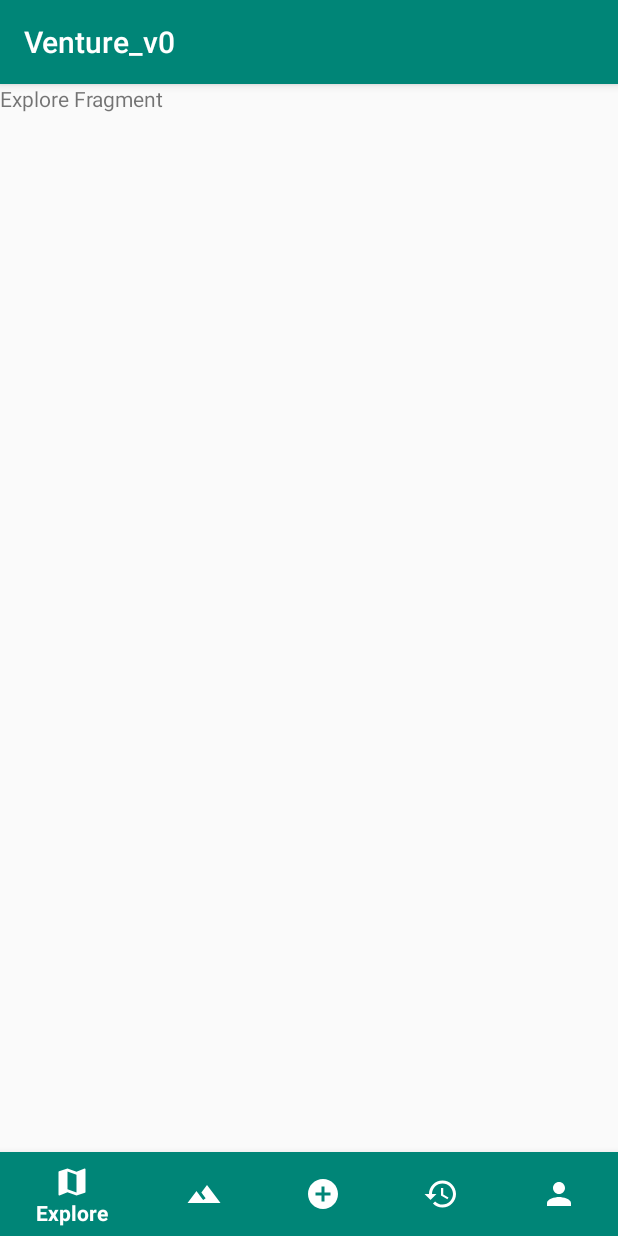
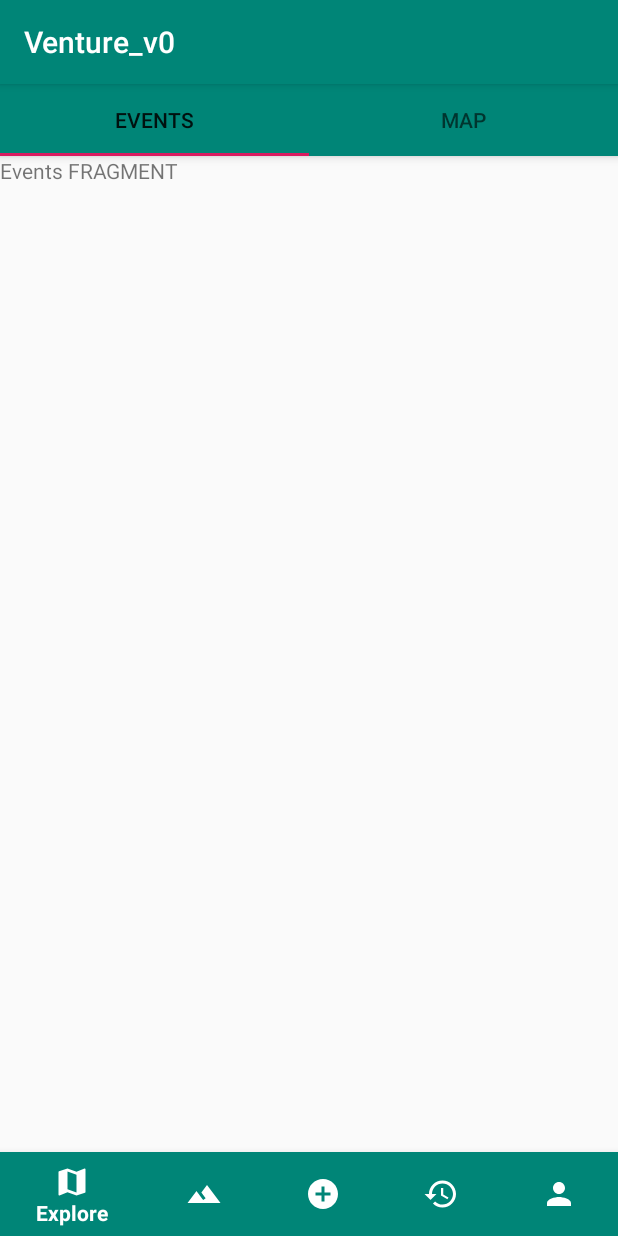
Before and after one commit to DhruvilBParikh/Venture, an Android app: the screen it shows after launch (MainActivity), on a phone screen of 412 x 824 dp. Run offline under Robolectric (Android 15) with nearby library versions, the phone set to English and light mode, and no system bars.

Commit message:
Add TabLayout in explore fragment

```diff
--- /dev/null
+++ b/app/src/main/java/com/example/venture_v0/Fragments/explore/ExploreEventListFragment.java
@@ -0,0 +1,110 @@
+package com.example.venture_v0.Fragments.explore;
+
+import android.os.Bundle;
+
+import androidx.fragment.app.Fragment;
+
+import android.view.LayoutInflater;
+import android.view.View;
+import android.view.ViewGroup;
+
+import com.example.venture_v0.R;
+
+
+/**
+ * A simple {@link Fragment} subclass.
+ * Activities that contain this fragment must implement the
+ * {@link ExploreEventListFragment} interface
+ * to handle interaction events.
+ * Use the {@link ExploreEventListFragment#newInstance} factory method to
+ * create an instance of this fragment.
+ */
+public class ExploreEventListFragment extends Fragment {
+    // TODO: Rename parameter arguments, choose names that match
+    // the fragment initialization parameters, e.g. ARG_ITEM_NUMBER
+    private static final String ARG_PARAM1 = "param1";
+    private static final String ARG_PARAM2 = "param2";
+
+    // TODO: Rename and change types of parameters
+    private String mParam1;
+    private String mParam2;
+
+//    private OnFragmentInteractionListener mListener;
+
+    public ExploreEventListFragment() {
+        // Required empty public constructor
+    }
+
+    /**
+     * Use this factory method to create a new instance of
+     * this fragment using the provided parameters.
+     *
+     * @param param1 Parameter 1.
+     * @param param2 Parameter 2.
+     * @return A new instance of fragment ExploreEventListFragment.
+     */
+    // TODO: Rename and change types and number of parameters
+    public static ExploreEventListFragment newInstance(String param1, String param2) {
+        ExploreEventListFragment fragment = new ExploreEventListFragment();
+        Bundle args = new Bundle();
+        args.putString(ARG_PARAM1, param1);
+        args.putString(ARG_PARAM2, param2);
+        fragment.setArguments(args);
+        return fragment;
+    }
+
+    @Override
+    public void onCreate(Bundle savedInstanceState) {
+        super.onCreate(savedInstanceState);
+        if (getArguments() != null) {
+            mParam1 = getArguments().getString(ARG_PARAM1);
+            mParam2 = getArguments().getString(ARG_PARAM2);
+        }
+    }
+
+    @Override
+    public View onCreateView(LayoutInflater inflater, ViewGroup container,
+                             Bundle savedInstanceState) {
+        // Inflate the layout for this fragment
+        return inflater.inflate(R.layout.fragment_explore_event_list, container, false);
+    }
+
+    // TODO: Rename method, update argument and hook method into UI event
+//    public void onButtonPressed(Uri uri) {
+//        if (mListener != null) {
+//            mListener.onFragmentInteraction(uri);
+//        }
+//    }
+//
+//    @Override
+//    public void onAttach(Context context) {
+//        super.onAttach(context);
+//        if (context instanceof OnFragmentInteractionListener) {
+//            mListener = (OnFragmentInteractionListener) context;
+//        } else {
+//            throw new RuntimeException(context.toString()
+//                    + " must implement OnFragmentInteractionListener");
+//        }
+//    }
+//
+//    @Override
+//    public void onDetach() {
+//        super.onDetach();
+//        mListener = null;
+//    }
+
+//    /**
+//     * This interface must be implemented by activities that contain this
+//     * fragment to allow an interaction in this fragment to be communicated
+//     * to the activity and potentially other fragments contained in that
+//     * activity.
+//     * <p>
+//     * See the Android Training lesson <a href=
+//     * "http://developer.android.com/training/basics/fragments/communicating.html"
+//     * >Communicating with Other Fragments</a> for more information.
+//     */
+//    public interface OnFragmentInteractionListener {
+//        // TODO: Update argument type and name
+//        void onFragmentInteraction(Uri uri);
+//    }
+}
--- /dev/null
+++ b/app/src/main/java/com/example/venture_v0/Fragments/explore/ExploreFragment.java
@@ -0,0 +1,98 @@
+package com.example.venture_v0.Fragments.explore;
+
+import android.os.Bundle;
+
+import androidx.fragment.app.Fragment;
+import androidx.viewpager.widget.ViewPager;
+
+import android.view.LayoutInflater;
+import android.view.View;
+import android.view.ViewGroup;
+
+import com.example.venture_v0.R;
+import com.example.venture_v0.adapters.ExploreSectionsPageAdapter;
+import com.google.android.material.tabs.TabLayout;
+
+
+/**
+ * A simple {@link Fragment} subclass.
+ * Activities that contain this fragment must implement the
+ * to handle interaction events.
+ * Use the {@link ExploreFragment#newInstance} factory method to
+ * create an instance of this fragment.
+ */
+public class ExploreFragment extends Fragment {
+
+    private static final String TAG = "ExploreFragment";
+    private ExploreSectionsPageAdapter exploreSectionsPageAdapter;
+    private ViewPager exploreViewPager;
+
+    // TODO: Rename parameter arguments, choose names that match
+    // the fragment initialization parameters, e.g. ARG_ITEM_NUMBER
+    private static final String ARG_PARAM1 = "param1";
+    private static final String ARG_PARAM2 = "param2";
+
+    // TODO: Rename and change types of parameters
+    private String mParam1;
+    private String mParam2;
+
+    public ExploreFragment() {
+        // Required empty public constructor
+    }
+
+    /**
+     * Use this factory method to create a new instance of
+     * this fragment using the provided parameters.
+     *
+     * @param param1 Parameter 1.
+     * @param param2 Parameter 2.
+     * @return A new instance of fragment ExploreFragment.
+     */
+    // TODO: Rename and change types and number of parameters
+    public static ExploreFragment newInstance(String param1, String param2) {
+        ExploreFragment fragment = new ExploreFragment();
+        Bundle args = new Bundle();
+        args.putString(ARG_PARAM1, param1);
+        args.putString(ARG_PARAM2, param2);
+        fragment.setArguments(args);
+        return fragment;
+    }
+
+    @Override
+    public void onCreate(Bundle savedInstanceState) {
+        super.onCreate(savedInstanceState);
+        if (getArguments() != null) {
+            mParam1 = getArguments().getString(ARG_PARAM1);
+            mParam2 = getArguments().getString(ARG_PARAM2);
+        }
+
+
+    }
+
+    @Override
+    public View onCreateView(LayoutInflater inflater, ViewGroup container,
+                             Bundle savedInstanceState) {
+        // Inflate the layout for this fragment
+        View view = inflater.inflate(R.layout.fragment_explore, container, false);
+
+        exploreSectionsPageAdapter = new ExploreSectionsPageAdapter(getFragmentManager());
+
+        // Set up the ViewPager with the sections adapter.
+        exploreViewPager = view.findViewById(R.id.explore_viewpager);
+        setupViewPager(exploreViewPager);
+
+        TabLayout tabLayout = view.findViewById(R.id.explore_tabs);
+        tabLayout.setupWithViewPager(exploreViewPager);
+
+
+        return view;
+    }
+
+    private void setupViewPager(ViewPager viewPager) {
+        ExploreSectionsPageAdapter adapter = new ExploreSectionsPageAdapter(getChildFragmentManager());
+        adapter.addFragment(new ExploreEventListFragment(), "Events");
+        adapter.addFragment(new ExploreMapFragment(), "Map");
+        viewPager.setAdapter(adapter);
+    }
+
+}
--- /dev/null
+++ b/app/src/main/java/com/example/venture_v0/Fragments/explore/ExploreMapFragment.java
@@ -0,0 +1,110 @@
+package com.example.venture_v0.Fragments.explore;
+
+import android.os.Bundle;
+
+import androidx.fragment.app.Fragment;
+
+import android.view.LayoutInflater;
+import android.view.View;
+import android.view.ViewGroup;
+
+import com.example.venture_v0.R;
+
+
+/**
+ * A simple {@link Fragment} subclass.
+ * Activities that contain this fragment must implement the
+ * {@link ExploreMapFragment} interface
+ * to handle interaction events.
+ * Use the {@link ExploreMapFragment#newInstance} factory method to
+ * create an instance of this fragment.
+ */
+public class ExploreMapFragment extends Fragment {
+    // TODO: Rename parameter arguments, choose names that match
+    // the fragment initialization parameters, e.g. ARG_ITEM_NUMBER
+    private static final String ARG_PARAM1 = "param1";
+    private static final String ARG_PARAM2 = "param2";
+
+    // TODO: Rename and change types of parameters
+    private String mParam1;
+    private String mParam2;
+
+//    private OnFragmentInteractionListener mListener;
+
+    public ExploreMapFragment() {
+        // Required empty public constructor
+    }
+
+    /**
+     * Use this factory method to create a new instance of
+     * this fragment using the provided parameters.
+     *
+     * @param param1 Parameter 1.
+     * @param param2 Parameter 2.
+     * @return A new instance of fragment ExploreMapFragment.
+     */
+    // TODO: Rename and change types and number of parameters
+    public static ExploreMapFragment newInstance(String param1, String param2) {
+        ExploreMapFragment fragment = new ExploreMapFragment();
+        Bundle args = new Bundle();
+        args.putString(ARG_PARAM1, param1);
+        args.putString(ARG_PARAM2, param2);
+        fragment.setArguments(args);
+        return fragment;
+    }
+
+    @Override
+    public void onCreate(Bundle savedInstanceState) {
+        super.onCreate(savedInstanceState);
+        if (getArguments() != null) {
+            mParam1 = getArguments().getString(ARG_PARAM1);
+            mParam2 = getArguments().getString(ARG_PARAM2);
+        }
+    }
+
+    @Override
+    public View onCreateView(LayoutInflater inflater, ViewGroup container,
+                             Bundle savedInstanceState) {
+        // Inflate the layout for this fragment
+        return inflater.inflate(R.layout.fragment_explore_map, container, false);
+    }
+
+    // TODO: Rename method, update argument and hook method into UI event
+//    public void onButtonPressed(Uri uri) {
+//        if (mListener != null) {
+//            mListener.onFragmentInteraction(uri);
+//        }
+//    }
+//
+//    @Override
+//    public void onAttach(Context context) {
+//        super.onAttach(context);
+//        if (context instanceof OnFragmentInteractionListener) {
+//            mListener = (OnFragmentInteractionListener) context;
+//        } else {
+//            throw new RuntimeException(context.toString()
+//                    + " must implement OnFragmentInteractionListener");
+//        }
+//    }
+//
+//    @Override
+//    public void onDetach() {
+//        super.onDetach();
+//        mListener = null;
+//    }
+
+    /**
+     * This interface must be implemented by activities that contain this
+     * fragment to allow an interaction in this fragment to be communicated
+     * to the activity and potentially other fragments contained in that
+     * activity.
+     * <p>
+     * See the Android Training lesson <a href=
+     * "http://developer.android.com/training/basics/fragments/communicating.html"
+     * >Communicating with Other Fragments</a> for more information.
+     */
+//    public interface OnFragmentInteractionListener {
+//        // TODO: Update argument type and name
+//        void onFragmentInteraction(Uri uri);
+//    }
+}
--- a/app/src/main/java/com/example/venture_v0/ExploreFragment.java
+++ b/app/src/main/java/com/example/venture_v0/Fragments/history/HistoryFragment.java
@@ -1,4 +1,5 @@
-package com.example.venture_v0;
+package com.example.venture_v0.Fragments.history;
+
 
 import android.os.Bundle;
 
@@ -8,17 +9,17 @@ import android.view.LayoutInflater;
 import android.view.View;
 import android.view.ViewGroup;
 
+import com.example.venture_v0.R;
+
 
 /**
  * A simple {@link Fragment} subclass.
- * Activities that contain this fragment must implement the
- * to handle interaction events.
- * Use the {@link ExploreFragment#newInstance} factory method to
+ * Use the {@link HistoryFragment#newInstance} factory method to
  * create an instance of this fragment.
  */
-public class ExploreFragment extends Fragment {
+public class HistoryFragment extends Fragment {
 
-    private static final String TAG = "ExploreFragment";
+    private static final String TAG = "HistoryFragment";
 
     // TODO: Rename parameter arguments, choose names that match
     // the fragment initialization parameters, e.g. ARG_ITEM_NUMBER
@@ -29,7 +30,8 @@ public class ExploreFragment extends Fragment {
     private String mParam1;
     private String mParam2;
 
-    public ExploreFragment() {
+
+    public HistoryFragment() {
         // Required empty public constructor
     }
 
@@ -39,11 +41,11 @@ public class ExploreFragment extends Fragment {
      *
      * @param param1 Parameter 1.
      * @param param2 Parameter 2.
-     * @return A new instance of fragment ExploreFragment.
+     * @return A new instance of fragment HistoryFragment.
      */
     // TODO: Rename and change types and number of parameters
-    public static ExploreFragment newInstance(String param1, String param2) {
-        ExploreFragment fragment = new ExploreFragment();
+    public static HistoryFragment newInstance(String param1, String param2) {
+        HistoryFragment fragment = new HistoryFragment();
         Bundle args = new Bundle();
         args.putString(ARG_PARAM1, param1);
         args.putString(ARG_PARAM2, param2);
@@ -64,7 +66,7 @@ public class ExploreFragment extends Fragment {
     public View onCreateView(LayoutInflater inflater, ViewGroup container,
                              Bundle savedInstanceState) {
         // Inflate the layout for this fragment
-        return inflater.inflate(R.layout.fragment_explore, container, false);
+        return inflater.inflate(R.layout.fragment_history, container, false);
     }
 
 }
--- a/app/src/main/java/com/example/venture_v0/AddEventFragment.java
+++ b/app/src/main/java/com/example/venture_v0/Fragments/plan/PlanFragment.java
@@ -1,4 +1,4 @@
-package com.example.venture_v0;
+package com.example.venture_v0.Fragments.plan;
 
 
 import android.os.Bundle;
@@ -9,15 +9,17 @@ import android.view.LayoutInflater;
 import android.view.View;
 import android.view.ViewGroup;
 
+import com.example.venture_v0.R;
+
 
 /**
  * A simple {@link Fragment} subclass.
- * Use the {@link AddEventFragment#newInstance} factory method to
+ * Use the {@link PlanFragment#newInstance} factory method to
  * create an instance of this fragment.
  */
-public class AddEventFragment extends Fragment {
+public class PlanFragment extends Fragment {
 
-    private static final String TAG = "AddEventFragment";
+    private static final String TAG = "PlanFragment";
 
     // TODO: Rename parameter arguments, choose names that match
     // the fragment initialization parameters, e.g. ARG_ITEM_NUMBER
@@ -28,8 +30,7 @@ public class AddEventFragment extends Fragment {
     private String mParam1;
     private String mParam2;
 
-
-    public AddEventFragment() {
+    public PlanFragment() {
         // Required empty public constructor
     }
 
@@ -39,11 +40,11 @@ public class AddEventFragment extends Fragment {
      *
      * @param param1 Parameter 1.
      * @param param2 Parameter 2.
-     * @return A new instance of fragment AddEventFragment.
+     * @return A new instance of fragment PlanFragment.
      */
     // TODO: Rename and change types and number of parameters
-    public static AddEventFragment newInstance(String param1, String param2) {
-        AddEventFragment fragment = new AddEventFragment();
+    public static PlanFragment newInstance(String param1, String param2) {
+        PlanFragment fragment = new PlanFragment();
         Bundle args = new Bundle();
         args.putString(ARG_PARAM1, param1);
         args.putString(ARG_PARAM2, param2);
@@ -64,7 +65,7 @@ public class AddEventFragment extends Fragment {
     public View onCreateView(LayoutInflater inflater, ViewGroup container,
                              Bundle savedInstanceState) {
         // Inflate the layout for this fragment
-        return inflater.inflate(R.layout.fragment_add_event, container, false);
+        return inflater.inflate(R.layout.fragment_plan, container, false);
     }
 
 }
--- a/app/src/main/java/com/example/venture_v0/LoginSignupFragment.java
+++ b/app/src/main/java/com/example/venture_v0/LoginSignupFragment.java
@@ -19,6 +19,8 @@ import android.widget.Button;
  */
 public class LoginSignupFragment extends Fragment {
 
+
+
     private static final String TAG = "LoginSignupFragment";
 
     // TODO: Rename parameter arguments, choose names that match
@@ -33,7 +35,7 @@ public class LoginSignupFragment extends Fragment {
     private Button button;
 
 
-    public LoginSignupFragment() {
+    private LoginSignupFragment() {
         // Required empty public constructor
     }
 
@@ -47,6 +49,7 @@ public class LoginSignupFragment extends Fragment {
      */
     // TODO: Rename and change types and number of parameters
     public static LoginSignupFragment newInstance(String param1, String param2) {
+
         LoginSignupFragment fragment = new LoginSignupFragment();
         Bundle args = new Bundle();
         args.putString(ARG_PARAM1, param1);
--- a/app/src/main/java/com/example/venture_v0/MainActivity.java
+++ b/app/src/main/java/com/example/venture_v0/MainActivity.java
@@ -5,14 +5,15 @@ import androidx.appcompat.app.AppCompatActivity;
 import androidx.fragment.app.Fragment;
 import androidx.fragment.app.FragmentTransaction;
 
-import android.nfc.Tag;
 import android.os.Bundle;
 import android.util.Log;
 import android.view.MenuItem;
 
+import com.example.venture_v0.Fragments.addevent.AddEventFragment;
+import com.example.venture_v0.Fragments.explore.ExploreFragment;
+import com.example.venture_v0.Fragments.history.HistoryFragment;
+import com.example.venture_v0.Fragments.plan.PlanFragment;
 import com.google.android.material.bottomnavigation.BottomNavigationView;
-
-import static com.example.venture_v0.ExploreFragment.newInstance;
 
 public class MainActivity extends AppCompatActivity {
 
@@ -20,6 +21,8 @@ public class MainActivity extends AppCompatActivity {
 
     private BottomNavigationView bottomNavigation;
     private Boolean isLoggedIn;
+    private Fragment exploreFragment = ExploreFragment.newInstance("", "");
+    private Fragment planFragment = PlanFragment.newInstance("", "");
 
     @Override
     protected void onCreate(Bundle savedInstanceState) {
@@ -43,10 +46,10 @@ public class MainActivity extends AppCompatActivity {
         } else {
             switch(tag){
                 case "EXPLORE":
-                    transaction.replace(R.id.container, ExploreFragment.newInstance("", ""), tag);
+                    transaction.replace(R.id.container, exploreFragment, tag);
                     break;
                 case "PLAN":
-                    transaction.replace(R.id.container, PlanFragment.newInstance("", ""), tag);
+                    transaction.replace(R.id.container, planFragment, tag);
                     break;
                 case "ADDEVENT":
                     transaction.replace(R.id.container, AddEventFragment.newInstance("", ""), tag);
--- /dev/null
+++ b/app/src/main/java/com/example/venture_v0/adapters/ExploreSectionsPageAdapter.java
@@ -0,0 +1,36 @@
+package com.example.venture_v0.adapters;
+
+import androidx.fragment.app.Fragment;
+import androidx.fragment.app.FragmentManager;
+import androidx.fragment.app.FragmentPagerAdapter;
+
+import java.util.ArrayList;
+import java.util.List;
+
+public class ExploreSectionsPageAdapter extends FragmentPagerAdapter {
+    private final List<Fragment> exploreFragmentList = new ArrayList<>();
+    private final List<String> exploreFragmentTitleList = new ArrayList<>();
+
+    public void addFragment(Fragment fragment, String title) {
+        exploreFragmentList.add(fragment);
+        exploreFragmentTitleList.add(title);
+    }
+
+    public ExploreSectionsPageAdapter(FragmentManager fm) {
+        super(fm);
+    }
+    @Override
+    public CharSequence getPageTitle(int position) {
+        return exploreFragmentTitleList.get(position);
+    }
+
+    @Override
+    public Fragment getItem(int position) {
+        return exploreFragmentList.get(position);
+    }
+
+    @Override
+    public int getCount() {
+        return exploreFragmentList.size();
+    }
+}
--- a/app/src/main/res/layout/activity_main.xml
+++ b/app/src/main/res/layout/activity_main.xml
@@ -12,6 +12,7 @@
         android:id="@+id/container"
         >
         <!-- Main content -->
+
         <com.google.android.material.bottomnavigation.BottomNavigationView
             android:id="@+id/bottom_navigation"
             android:layout_width="match_parent"
--- a/app/src/main/res/layout/fragment_add_event.xml
+++ b/app/src/main/res/layout/fragment_add_event.xml
@@ -3,7 +3,7 @@
     xmlns:tools="http://schemas.android.com/tools"
     android:layout_width="match_parent"
     android:layout_height="match_parent"
-    tools:context=".AddEventFragment">
+    tools:context=".Fragments.addevent.AddEventFragment">
 
     <TextView
         android:layout_width="match_parent"
--- a/app/src/main/res/layout/fragment_explore.xml
+++ b/app/src/main/res/layout/fragment_explore.xml
@@ -1,13 +1,26 @@
 <?xml version="1.0" encoding="utf-8"?>
-<FrameLayout xmlns:android="http://schemas.android.com/apk/res/android"
+<androidx.coordinatorlayout.widget.CoordinatorLayout xmlns:android="http://schemas.android.com/apk/res/android"
     xmlns:tools="http://schemas.android.com/tools"
     android:layout_width="match_parent"
     android:layout_height="match_parent"
-    tools:context=".ExploreFragment">
+    xmlns:app="http://schemas.android.com/apk/res-auto"
+    tools:context=".Fragments.explore.ExploreFragment">
 
-    <TextView
-        android:layout_width="match_parent"
-        android:layout_height="match_parent"
-        android:text="Explore Fragment" />
+        <com.google.android.material.appbar.AppBarLayout
+            android:id="@+id/appbar1"
+            android:layout_width="match_parent"
+            android:layout_height="wrap_content">
 
-</FrameLayout>
+            <com.google.android.material.tabs.TabLayout
+                android:id="@+id/explore_tabs"
+                android:layout_width="match_parent"
+                android:layout_height="wrap_content"/>
+        </com.google.android.material.appbar.AppBarLayout>
+
+        <androidx.viewpager.widget.ViewPager
+            android:id="@+id/explore_viewpager"
+            android:layout_width="match_parent"
+            android:layout_height="match_parent"
+            app:layout_behavior="@string/appbar_scrolling_view_behavior" />
+
+</androidx.coordinatorlayout.widget.CoordinatorLayout>
--- /dev/null
+++ b/app/src/main/res/layout/fragment_explore_event_list.xml
@@ -0,0 +1,14 @@
+<?xml version="1.0" encoding="utf-8"?>
+<FrameLayout xmlns:android="http://schemas.android.com/apk/res/android"
+    xmlns:tools="http://schemas.android.com/tools"
+    android:layout_width="match_parent"
+    android:layout_height="match_parent"
+    tools:context=".Fragments.explore.ExploreEventListFragment">
+
+    <!-- TODO: Update blank fragment layout -->
+    <TextView
+        android:layout_width="match_parent"
+        android:layout_height="match_parent"
+        android:text="Events FRAGMENT" />
+
+</FrameLayout>
--- a/app/src/main/res/layout/fragment_plan.xml
+++ b/app/src/main/res/layout/fragment_plan.xml
@@ -3,7 +3,7 @@
     xmlns:tools="http://schemas.android.com/tools"
     android:layout_width="match_parent"
     android:layout_height="match_parent"
-    tools:context=".PlanFragment">
+    tools:context=".Fragments.plan.PlanFragment">
 
     <TextView
         android:layout_width="match_parent"
```
Also changed, not shown: app/src/main/java/com/example/venture_v0/Fragments/addevent/AddEventFragment.java (renamed from app/src/main/java/com/example/venture_v0/HistoryFragment.java, +11 -9 lines), app/src/main/java/com/example/venture_v0/PlanFragment.java (deleted, +0 -69 lines), app/src/main/res/layout/fragment_explore_map.xml (added, +14 -0 lines), app/src/main/res/values/dimens.xml (added, +8 -0 lines), app/src/main/res/values/styles.xml (+10 -0 lines), gradle.properties (line endings or trailing spaces).
